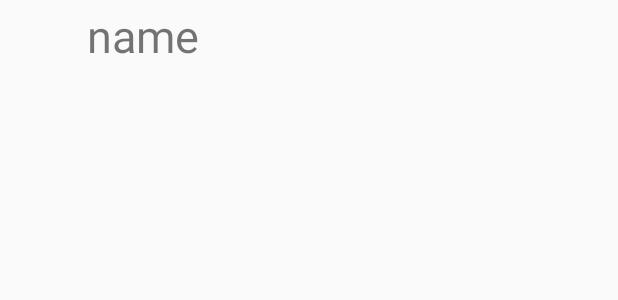
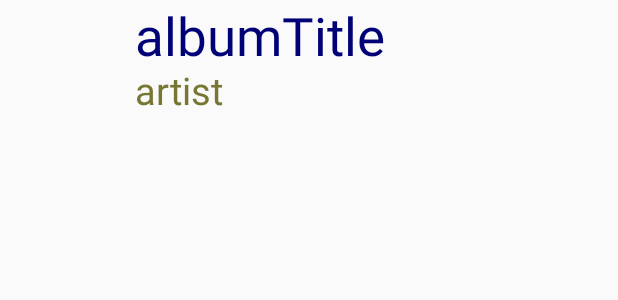
Before and after one commit to charg2/2020-1-android-game, an Android app: the layout country_item.xml on its own in the app's theme, with its tools: preview values and no code run, on a phone screen of 412 x 824 dp. Shown: the top 300 px of the screen. Run offline under Robolectric (Android 15) with nearby library versions, the phone set to English and light mode, and no system bars.

Commit message:
기말 텀프로젝트 세부 사항 작성.

```diff
--- a/FlagSample/app/src/main/AndroidManifest.xml
+++ b/FlagSample/app/src/main/AndroidManifest.xml
@@ -2,7 +2,10 @@
 <manifest xmlns:android="http://schemas.android.com/apk/res/android"
     package="kr.ac.kpu.game.charg2dang.flagsample">
 
+    <uses-permission android:name="android.permission.INTERNET"/>
+
     <application
+        android:networkSecurityConfig="@xml/network_security_config"
         android:allowBackup="true"
         android:icon="@mipmap/ic_launcher"
         android:label="@string/app_name"
--- a/FlagSample/app/src/main/res/layout/activity_main.xml
+++ b/FlagSample/app/src/main/res/layout/activity_main.xml
@@ -4,6 +4,7 @@
     xmlns:tools="http://schemas.android.com/tools"
     android:layout_width="match_parent"
     android:layout_height="match_parent"
+    android:orientation="vertical"
     tools:context=".MainActivity">
 
 
--- a/FlagSample/app/src/main/res/layout/country_item.xml
+++ b/FlagSample/app/src/main/res/layout/country_item.xml
@@ -12,17 +12,37 @@
         android:layout_height="@dimen/icon_height"
         android:id="@+id/imageView"
         android:layout_gravity="center"
-
         />
 
+    <LinearLayout
+        android:layout_width="match_parent"
+        android:layout_height="match_parent"
+        android:orientation="vertical"
+        >
+
     <TextView
-        android:id="@+id/scoreItemTextView"
-        android:layout_width="0dp"
-        android:layout_height="match_parent"
-        android:layout_weight="1"
+
+        android:layout_width="match_parent"
+        android:layout_height="0dp"
+        android:layout_weight="3"
         android:gravity="center_vertical"
         android:paddingLeft="@dimen/score_padding_left"
-        android:text="name"
-        android:textSize="30sp" />
+        android:text="albumTitle"
+        android:textColor="#007"
+        android:id="@+id/albumTitleTextView"
+        android:textSize="35sp" />
 
+    <TextView
+
+        android:layout_width="match_parent"
+        android:layout_height="0dp"
+        android:layout_weight="2"
+        android:gravity="center_vertical"
+        android:paddingLeft="@dimen/score_padding_left"
+        android:text="artist"
+        android:textColor="#773"
+        android:id="@+id/artistNameTextView"
+        android:textSize="25sp" />
+
+    </LinearLayout>
 </LinearLayout>
--- a/FlagSample/app/src/main/res/values/dimens.xml
+++ b/FlagSample/app/src/main/res/values/dimens.xml
@@ -1,7 +1,7 @@
 <?xml version="1.0" encoding="utf-8"?>
 <resources>
-    <dimen name="score_item_height">48dp</dimen>
-    <dimen name="icon_height">48dp</dimen>
-    <dimen name="icon_width">48dp</dimen>
+    <dimen name="score_item_height">72dp</dimen>
+    <dimen name="icon_height">72dp</dimen>
+    <dimen name="icon_width">80dp</dimen>
     <dimen name="score_padding_left">10dp</dimen>
 </resources>
--- /dev/null
+++ b/FlagSample/app/src/main/res/xml/network_security_config.xml
@@ -0,0 +1,6 @@
+<?xml version="1.0" encoding="utf-8"?>
+<network-security-config>
+    <domain-config cleartextTrafficPermitted = "true">
+        <domain includeSubdomains="true">scgyong.net</domain>
+    </domain-config>
+</network-security-config>
```
Also changed, not shown: CookieRun/app/src/main/res/layout/activeity_highscore.xml (added, +38 -0 lines), FlagSample/app/src/main/java/kr/ac/kpu/game/charg2dang/flagsample/MainActivity.java (+166 -31 lines), FlagSample/app/src/main/res/mipmap-xhdpi/note.png (added), 1 other file.
